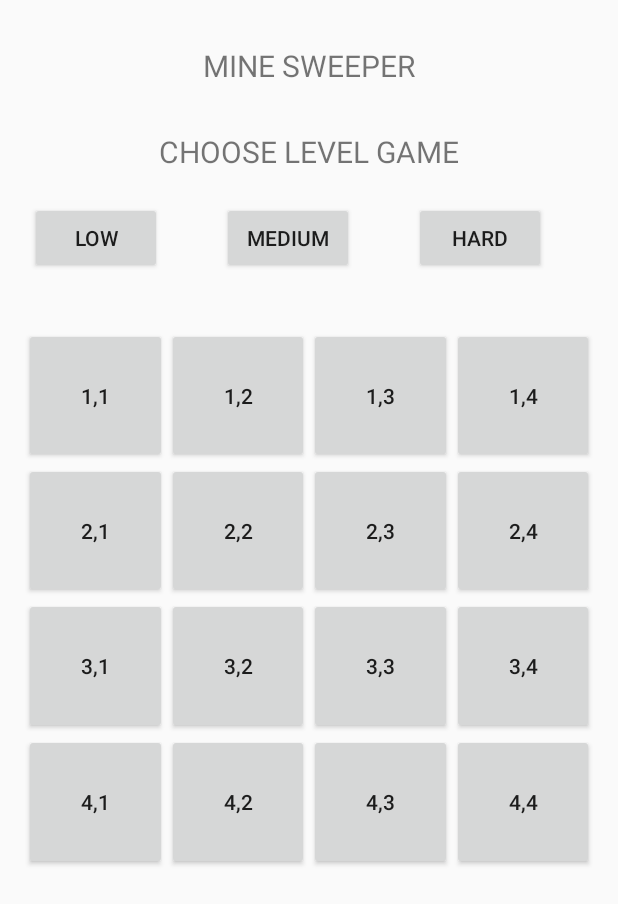
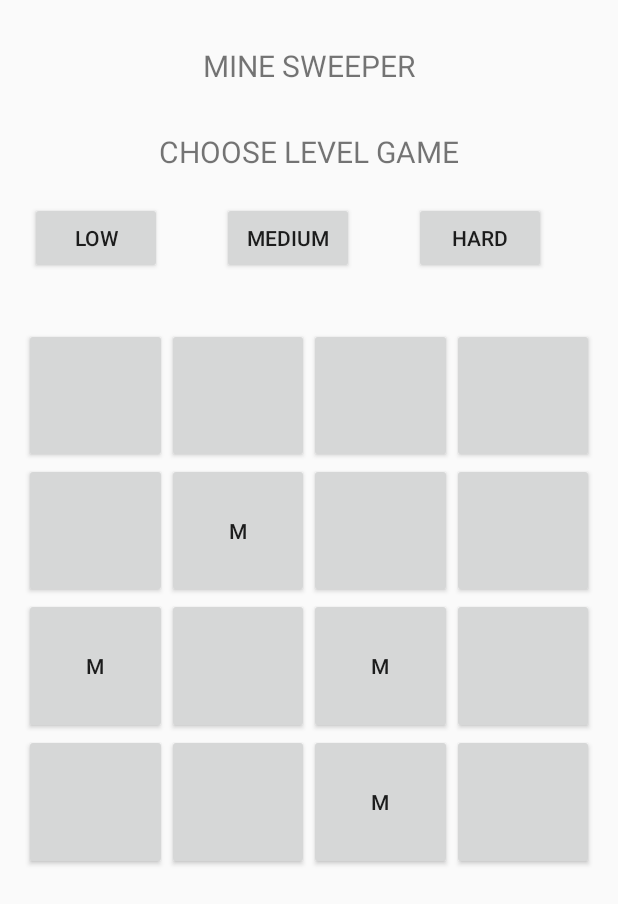
Before and after one commit to JokularWolf/Buscaminas, an Android app built with Jetpack Compose: the screen it shows after launch (MainActivity), after a tap on "LOW", on a phone screen of 412 x 824 dp. Shown: the top 904 px of the screen. Run offline under Robolectric (Android 15) with nearby library versions, the phone set to English and light mode, and no system bars.

Commit message:
actualizacion de la actividad principal para generar la matriz para el primer caso

```diff
--- a/app/src/main/java/com/example/buscaminas/MainActivity.kt
+++ b/app/src/main/java/com/example/buscaminas/MainActivity.kt
@@ -1,8 +1,10 @@
 package com.example.buscaminas
 
 import android.os.Bundle
+import android.util.Log
 import android.widget.Button
 import android.widget.FrameLayout
+import android.widget.GridLayout
 import android.widget.Toast
 import androidx.activity.ComponentActivity
 import androidx.activity.compose.setContent
@@ -15,8 +17,11 @@ import androidx.compose.runtime.Composable
 import androidx.compose.ui.Modifier
 import androidx.compose.ui.tooling.preview.Preview
 import com.example.buscaminas.ui.theme.BuscaminasTheme
+import logica.Matrix
 
 class MainActivity : ComponentActivity() {
+
+    private lateinit var matrix: Matrix
 
     override fun onCreate(savedInstanceState: Bundle?) {
         super.onCreate(savedInstanceState)
@@ -27,22 +32,55 @@ class MainActivity : ComponentActivity() {
         val hardButton = findViewById<Button>(R.id.btnHard)
 
         easyButton.setOnClickListener {
-            loadLayout(R.id.frBuscaminas, R.layout.mode_low)
+            loadLayout(R.layout.mode_low, 4, 4)
         }
         mediumButton.setOnClickListener {
-            loadLayout(R.id.frBuscaminas, R.layout.medium_mode)
-
+            loadLayout(R.layout.medium_mode, 8, 8)
         }
         hardButton.setOnClickListener {
-
+            // Implementar lógica para modo difícil si es necesario
         }
     }
 
-    private fun loadLayout(frameLayoutId: Int, layoutId: Int) {
-        val frameLayout = findViewById<FrameLayout>(frameLayoutId)
+    private fun loadLayout(layoutId: Int, rows: Int, cols: Int) {
+        val frameLayout = findViewById<FrameLayout>(R.id.frBuscaminas)
         frameLayout.removeAllViews()
         val layout = layoutInflater.inflate(layoutId, frameLayout, false)
         frameLayout.addView(layout)
+
+        val gridLayout = layout.findViewById<GridLayout>(R.id.low_mode_grd)
+        matrix = Matrix(gridLayout, rows, cols)
+
+        // Coloca las minas en la matriz lógica
+        val numberOfMines = (rows * cols * 0.3).toInt()
+        matrix.placeMines(numberOfMines)
+
+        // Crea una matriz de botones
+        val buttons = Array(rows) { arrayOfNulls<Button>(cols) }
+        for (i in 0 until rows) {
+            for (j in 0 until cols) {
+                val button = gridLayout.getChildAt(i * cols + j) as Button
+                buttons[i][j] = button
+            }
+        }
+        // Llama a printMatrix para mostrar la matriz en la consola
+        matrix.printMatrix()
+
+        // Actualiza la UI con las minas
+        updateUIWithMines(buttons)
+    }
+
+    private fun updateUIWithMines(buttons: Array<Array<Button?>>) {
+        for (row in 0 until matrix.rows) {
+            for (col in 0 until matrix.cols) {
+                val button = buttons[row][col]
+                if (matrix.get(row, col) == -1) {
+                    button?.text = "M"  // Mina
+                } else {
+                    button?.text = ""   // Espacio vacío o el número de minas cercanas
+                }
+            }
+        }
     }
 
 }
```
